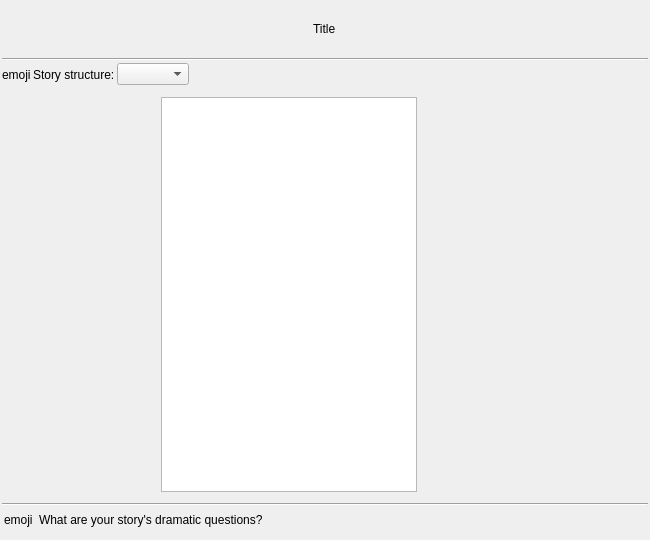
zkovari/plotlyst, file ui/novel_view.ui: the form before one commit.
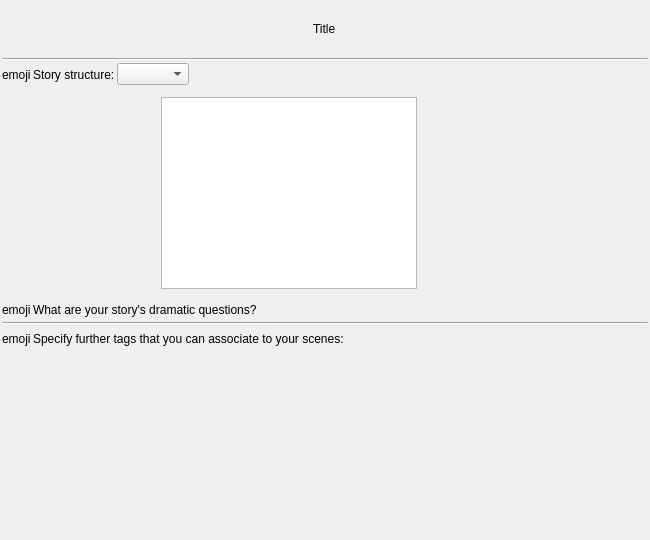
The form after the commit. Custom widgets are drawn as their Qt base class.

Commit message: Introduce tags for novels

Patch:
```diff
--- a/ui/novel_view.ui
+++ b/ui/novel_view.ui
@@ -190,31 +190,6 @@
     </layout>
    </item>
    <item>
-    <widget class="Line" name="line">
-     <property name="orientation">
-      <enum>Qt::Horizontal</enum>
-     </property>
-    </widget>
-   </item>
-   <item>
-    <widget class="QWidget" name="widget" native="true">
-     <layout class="QVBoxLayout" name="verticalLayout_2">
-      <property name="spacing">
-       <number>6</number>
-      </property>
-      <property name="leftMargin">
-       <number>2</number>
-      </property>
-      <property name="topMargin">
-       <number>2</number>
-      </property>
-      <property name="rightMargin">
-       <number>2</number>
-      </property>
-      <property name="bottomMargin">
-       <number>2</number>
-      </property>
-      <item>
        <layout class="QHBoxLayout" name="horizontalLayout_6">
         <item alignment="Qt::AlignLeft">
          <widget class="QLabel" name="lblDramaticQuestionEmoji">
@@ -252,11 +227,82 @@
        </layout>
       </item>
       <item>
-       <widget class="ItemsEditorWidget" name="wdgDramaticQuestions" native="true"/>
-      </item>
-     </layout>
+    <widget class="Line" name="line">
+     <property name="orientation">
+      <enum>Qt::Horizontal</enum>
+     </property>
+    </widget>
+   </item>
+   <item>
+    <widget class="ItemsEditorWidget" name="wdgDramaticQuestions" native="true">
+     <property name="sizePolicy">
+      <sizepolicy hsizetype="Preferred" vsizetype="Maximum">
+       <horstretch>0</horstretch>
+       <verstretch>0</verstretch>
+      </sizepolicy>
+     </property>
+    </widget>
+   </item>
+   <item>
+    <layout class="QHBoxLayout" name="horizontalLayout_7">
+     <item alignment="Qt::AlignLeft">
+      <widget class="QLabel" name="lblTagEmoji">
+       <property name="text">
+        <string>emoji</string>
+       </property>
+      </widget>
+     </item>
+     <item>
+      <widget class="QLabel" name="lblTagsDescription">
+       <property name="text">
+        <string>Specify further tags that you can associate to your scenes:</string>
+       </property>
+       <property name="wordWrap">
+        <bool>false</bool>
+       </property>
+      </widget>
+     </item>
+     <item>
+      <spacer name="horizontalSpacer_9">
+       <property name="orientation">
+        <enum>Qt::Horizontal</enum>
+       </property>
+       <property name="sizeType">
+        <enum>QSizePolicy::MinimumExpanding</enum>
+       </property>
+       <property name="sizeHint" stdset="0">
+        <size>
+         <width>40</width>
+         <height>20</height>
+        </size>
+       </property>
+      </spacer>
+     </item>
+    </layout>
+   </item>
+   <item>
+    <widget class="QWidget" name="wdgTagsContainer" native="true">
+     <property name="sizePolicy">
+      <sizepolicy hsizetype="Preferred" vsizetype="Maximum">
+       <horstretch>0</horstretch>
+       <verstretch>0</verstretch>
+      </sizepolicy>
+     </property>
     </widget>
    </item>
+   <item>
+    <spacer name="verticalSpacer">
+     <property name="orientation">
+      <enum>Qt::Vertical</enum>
+     </property>
+     <property name="sizeHint" stdset="0">
+      <size>
+       <width>20</width>
+       <height>40</height>
+      </size>
+     </property>
+    </spacer>
+   </item>
   </layout>
  </widget>
  <customwidgets>
```
Lines whose indentation alone changed are shown as unchanged. The commit also changes 7 other files.
